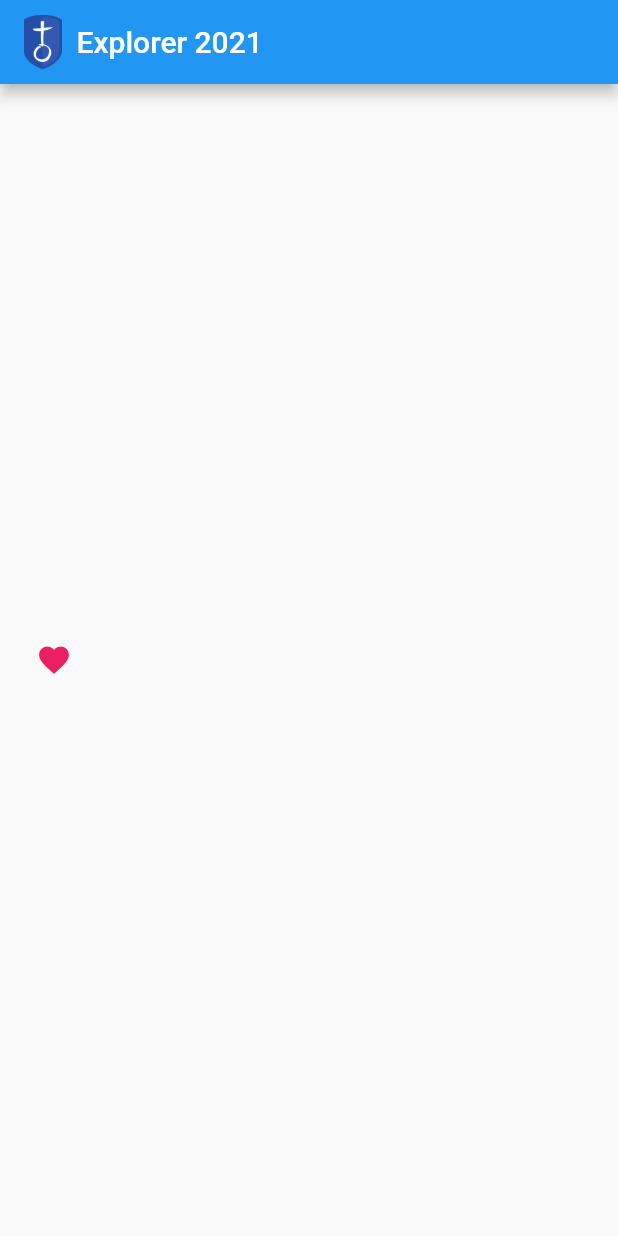
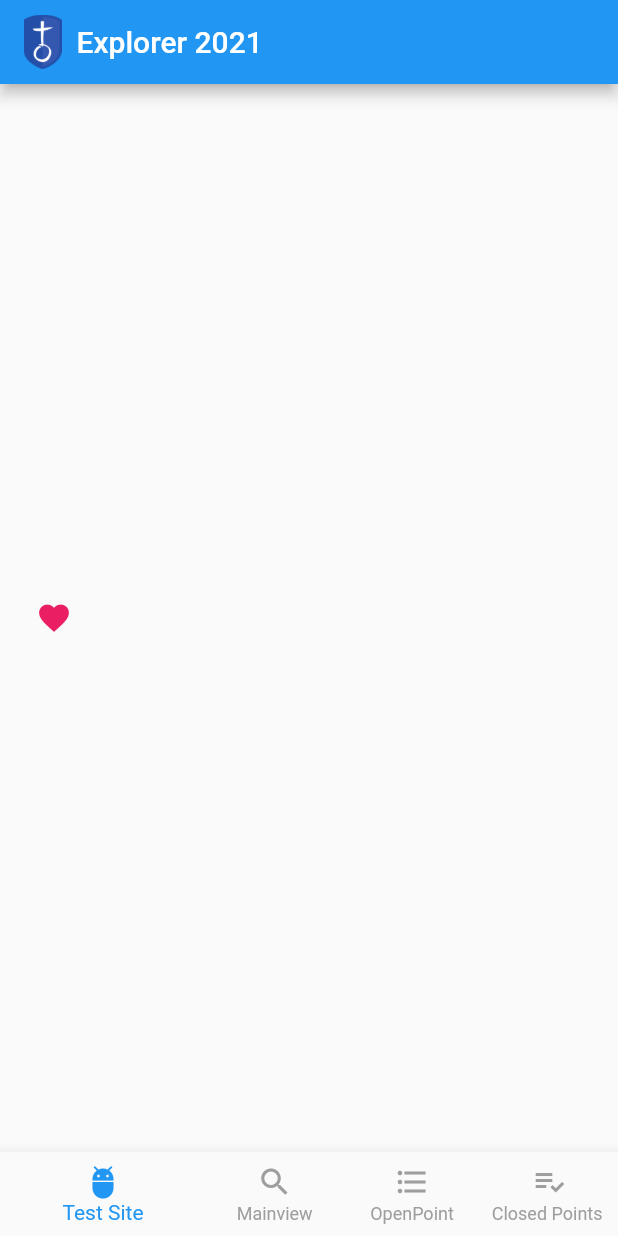
Before and after one commit to christian-heusel/explorer-app, a Flutter app: the screen it shows after launch, on a phone screen of 412 x 824 dp. Run offline on Flutter 3.47's test engine with Material 2 defaults, Android fonts, the phone set to English and light mode, and no system bars; our stand-ins replace bloc, equatable, flutter_bloc; missing offline and left inert: artemis, global_configuration, gql; generated files the repository leaves out were written again.

```diff
--- a/fluttr_app/explorer_app/lib/main.dart
+++ b/fluttr_app/explorer_app/lib/main.dart
@@ -1,6 +1,12 @@
+import 'package:flutter/material.dart';
+import 'subPageTest.dart';
+import 'homePage.dart';
+import 'openTaskPage.dart';
+import 'closedTaskPage.dart';
+
+
 import 'package:explorer_app/bloc/samplequery_bloc.dart';
 import 'package:flutter_bloc/flutter_bloc.dart';
-import 'package:flutter/material.dart';
 
 void main() async {
   runApp(ExplorerApp());
@@ -20,20 +26,63 @@ class ExplorerApp extends StatelessWidget {
           // closer together (more dense) than on mobile platforms.
           visualDensity: VisualDensity.adaptivePlatformDensity,
         ),
-        home: BlocProvider<SamplequeryBloc>(
-          create: (context) => SamplequeryBloc(),
-          child: MainPage(),
-        ));
+        home:
+          statefullMainPage()
+    );
   }
 }
 
-class MainPage extends StatelessWidget {
-  static const String _title = "Explorer 2021";
+class statefullMainPage extends StatefulWidget {
+  statefullMainPage({Key key}) : super(key: key);
+  String title = "Explorer 2021";
+  @override
+  MainPage createState() => MainPage();
+}
+
+
+class MainPage extends State<statefullMainPage> {
+
+  final Key keyOne = PageStorageKey('sqlTest');
+  final Key keyTwo = PageStorageKey('homePage');
+  final Key keythree = PageStorageKey('openTasks');
+  final Key keyFour = PageStorageKey('closedTasks');
+
+  int _selectedIndex = 0;
+  static const TextStyle optionStyle = TextStyle(
+      fontSize: 30, fontWeight: FontWeight.bold);
+
+  List<Widget> pages;
+  Widget currentPage;
+
+  subPageTest testSqlPage;
+  HomePage homeView;
+  OpenTaskPage openTaskView;
+  ClosedTaskPage closedTaskview;
+
+
+ final PageStorageBucket bucket = PageStorageBucket(); //SS: needed, but don't know why
+
+
+  void initState() {
+    testSqlPage = subPageTest(key: keyOne);
+    homeView = HomePage(key: keyTwo);
+    openTaskView = OpenTaskPage(key: keythree);
+    closedTaskview = ClosedTaskPage(key: keyFour);
+
+    pages = <Widget>[testSqlPage, homeView, openTaskView, closedTaskview];
+    currentPage = testSqlPage;
+    super.initState();
+  }
+
+  void _onItemTapped(int index) {
+    setState(() {
+      _selectedIndex = index;
+      currentPage = pages[index];
+    });
+  }
 
   @override
   Widget build(BuildContext context) {
-    final SamplequeryBloc samplequeryBloc =
-        BlocProvider.of<SamplequeryBloc>(context);
     return Scaffold(
       appBar: AppBar(
         backgroundColor: Colors.blue,
@@ -47,48 +96,43 @@ class MainPage extends StatelessWidget {
             SizedBox(
               width: 10,
             ),
-            Text(_title),
+            Text(widget.title),
           ],
         ),
       ),
-      body: BlocBuilder<SamplequeryBloc, SamplequeryState>(
-        builder: (context, state) {
-          return Row(
-            mainAxisSize: MainAxisSize.min,
-            children: [
-              Container(
-                padding: EdgeInsets.all(0),
-                child: IconButton(
-                    padding: EdgeInsets.all(0),
-                    alignment: Alignment.centerRight,
-                    icon: ((state is SamplequeryEmpty)
-                        ? Icon(
-                            Icons.favorite,
-                            color: Colors.pink,
-                            size: 24.0,
-                          )
-                        : Icon(
-                            Icons.favorite,
-                            color: Colors.blue,
-                            size: 24.0,
-                          )),
-                    color: Colors.red[500],
-                    onPressed: () {
-                      if (state is SamplequeryEmpty) {
-                        samplequeryBloc.add(SamplequeryQueryApi());
-                      } else {
-                        samplequeryBloc.add(SamplequeryClearResult());
-                      }
-                    }),
-              ),
-              Center(
-                child: ((state is SamplequeryEmpty)
-                    ? Text("")
-                    : Text(state.response.data.todos[0].id)),
-              ),
-            ],
-          );
-        },
+
+      body: PageStorage(
+        child: currentPage,
+        bucket: bucket,
+      ),
+
+      bottomNavigationBar: BottomNavigationBar(
+        items: const <BottomNavigationBarItem>[
+          BottomNavigationBarItem(
+            icon: Icon(Icons.adb),
+            label: 'Test Site',
+          ),
+          BottomNavigationBarItem(
+            icon: Icon(Icons.search),
+            label: 'Mainview',
+          ),
+          BottomNavigationBarItem(
+            icon: Icon(Icons.format_list_bulleted),
+            label: 'OpenPoint',
+          ),
+          BottomNavigationBarItem(
+            icon: Icon(Icons.playlist_add_check),
+            label: 'Closed Points ',
+          ),
+        ],
+
+        currentIndex: _selectedIndex,
+        onTap: _onItemTapped,
+
+        selectedItemColor: Colors.blue,
+        unselectedItemColor: Colors.grey,
+        showSelectedLabels: true,
+        showUnselectedLabels: true,
       ),
     );
   }
--- /dev/null
+++ b/fluttr_app/explorer_app/lib/subPageTest.dart
@@ -0,0 +1,82 @@
+import 'package:flutter/material.dart';
+import 'package:explorer_app/bloc/samplequery_bloc.dart';
+import 'package:flutter_bloc/flutter_bloc.dart';
+
+// ignore: camel_case_types
+class subPageTest extends StatefulWidget {
+  subPageTest({Key key}) : super(key: key);
+
+  @override
+  subPageTestState createState() => subPageTestState();
+}
+
+class subPageTestState extends State<subPageTest> {
+  int _counter = 0;
+
+  void _incrementCounter() {
+    setState(() {
+      _counter++;
+    });
+  }
+
+  Widget build(BuildContext context) {
+    return Scaffold(
+      body: BlocProvider<SamplequeryBloc>(
+        create: (context) => SamplequeryBloc(),
+        child: TestSql(),
+      )
+    );
+  }
+}
+
+class TestSql extends StatelessWidget
+{
+  @override
+  Widget build(BuildContext context)
+  {
+    final SamplequeryBloc samplequeryBloc =
+    BlocProvider.of<SamplequeryBloc>(context);
+
+    return Scaffold(
+      body: BlocBuilder<SamplequeryBloc, SamplequeryState>(
+        builder: (context, state) {
+          return Row(
+            mainAxisSize: MainAxisSize.min,
+            children: [
+              Container(
+                padding: EdgeInsets.all(0),
+                child: IconButton(
+                    padding: EdgeInsets.all(0),
+                    alignment: Alignment.centerRight,
+                    icon: ((state is SamplequeryEmpty)
+                        ? Icon(
+                      Icons.favorite,
+                      color: Colors.pink,
+                      size: 24.0,
+                    )
+                        : Icon(
+                      Icons.favorite,
+                      color: Colors.blue,
+                      size: 24.0,
+                    )),
+                    color: Colors.red[500],
+                    onPressed: () {
+                      if (state is SamplequeryEmpty) {
+                        samplequeryBloc.add(SamplequeryQueryApi());
+                      } else {
+                        samplequeryBloc.add(SamplequeryClearResult());
+                      }
+                    }),
+              ),
+              Center(
+                child: ((state is SamplequeryEmpty)
+                    ? Text("")
+                    : Text(state.response.data.todos[0].id)),
+              ),
+            ],
+          );
+        },
+      ),
+    );
+  }
+}
```
Also changed, not shown: fluttr_app/explorer_app/lib/closedTaskPage.dart (added, +23 -0 lines), fluttr_app/explorer_app/lib/homePage.dart (added, +36 -0 lines), fluttr_app/explorer_app/lib/openTaskPage.dart (added, +23 -0 lines).
